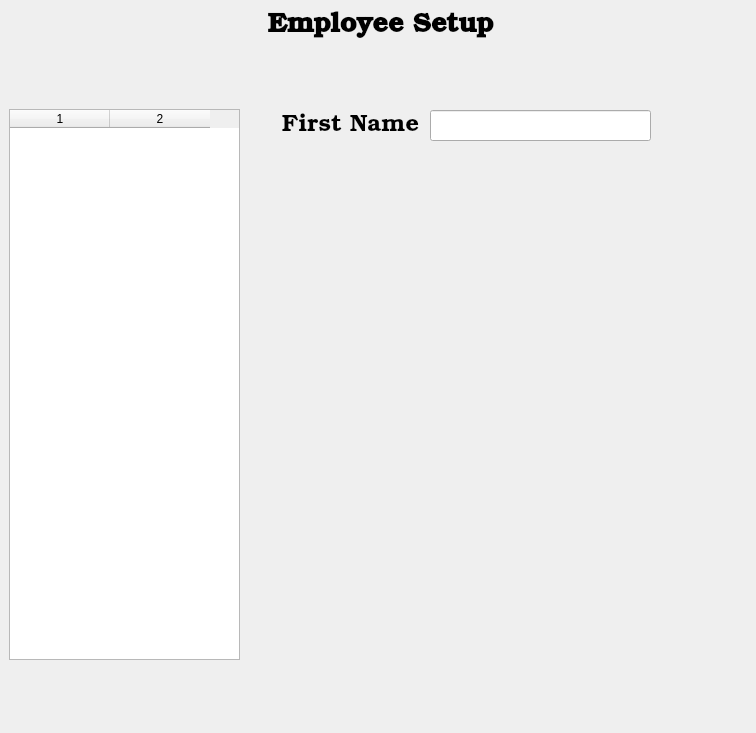
This is QTDesigner/employee_setup.ui in mudman266/pypos as Qt 5 draws it before an edit. The edited form follows.
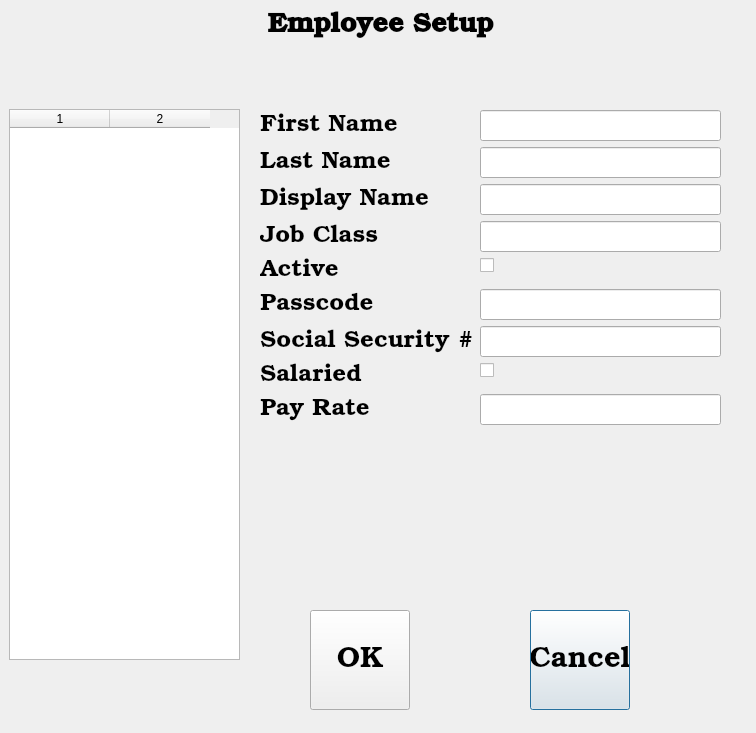
This is the edited form.

Commit message:
Adding employee setup functionality.
Now populates the rest of the employee information.

Patch:
```diff
--- a/QTDesigner/employee_setup.ui
+++ b/QTDesigner/employee_setup.ui
@@ -58,45 +58,364 @@
     <set>Qt::AlignCenter</set>
    </property>
   </widget>
-  <widget class="QLabel" name="lbl_fname">
+  <widget class="QWidget" name="formLayoutWidget">
    <property name="geometry">
     <rect>
-     <x>270</x>
+     <x>260</x>
      <y>110</y>
-     <width>161</width>
-     <height>31</height>
+     <width>461</width>
+     <height>411</height>
     </rect>
    </property>
+   <layout class="QFormLayout" name="formLayout">
+    <item row="0" column="0">
+     <widget class="QLabel" name="lbl_fname">
+      <property name="font">
+       <font>
+        <family>Bookman Old Style</family>
+        <pointsize>18</pointsize>
+        <weight>50</weight>
+        <bold>false</bold>
+       </font>
+      </property>
+      <property name="text">
+       <string>First Name</string>
+      </property>
+      <property name="alignment">
+       <set>Qt::AlignCenter</set>
+      </property>
+     </widget>
+    </item>
+    <item row="0" column="1">
+     <widget class="QLineEdit" name="txt_fname">
+      <property name="font">
+       <font>
+        <family>Bookman Old Style</family>
+        <pointsize>16</pointsize>
+       </font>
+      </property>
+     </widget>
+    </item>
+    <item row="1" column="0">
+     <widget class="QLabel" name="lbl_lname">
+      <property name="font">
+       <font>
+        <family>Bookman Old Style</family>
+        <pointsize>18</pointsize>
+        <weight>50</weight>
+        <bold>false</bold>
+       </font>
+      </property>
+      <property name="text">
+       <string>Last Name</string>
+      </property>
+      <property name="alignment">
+       <set>Qt::AlignCenter</set>
+      </property>
+     </widget>
+    </item>
+    <item row="1" column="1">
+     <widget class="QLineEdit" name="txt_lname">
+      <property name="font">
+       <font>
+        <family>Bookman Old Style</family>
+        <pointsize>16</pointsize>
+       </font>
+      </property>
+     </widget>
+    </item>
+    <item row="2" column="0">
+     <widget class="QLabel" name="lbl_disp_name">
+      <property name="font">
+       <font>
+        <family>Bookman Old Style</family>
+        <pointsize>18</pointsize>
+        <weight>50</weight>
+        <bold>false</bold>
+       </font>
+      </property>
+      <property name="text">
+       <string>Display Name</string>
+      </property>
+      <property name="alignment">
+       <set>Qt::AlignCenter</set>
+      </property>
+     </widget>
+    </item>
+    <item row="2" column="1">
+     <widget class="QLineEdit" name="txt_disp_name">
+      <property name="font">
+       <font>
+        <family>Bookman Old Style</family>
+        <pointsize>16</pointsize>
+       </font>
+      </property>
+     </widget>
+    </item>
+    <item row="3" column="0">
+     <widget class="QLabel" name="lbl_job_class">
+      <property name="font">
+       <font>
+        <family>Bookman Old Style</family>
+        <pointsize>18</pointsize>
+        <weight>50</weight>
+        <bold>false</bold>
+       </font>
+      </property>
+      <property name="text">
+       <string>Job Class</string>
+      </property>
+      <property name="alignment">
+       <set>Qt::AlignCenter</set>
+      </property>
+     </widget>
+    </item>
+    <item row="3" column="1">
+     <widget class="QLineEdit" name="txt_job_class">
+      <property name="font">
+       <font>
+        <family>Bookman Old Style</family>
+        <pointsize>16</pointsize>
+       </font>
+      </property>
+     </widget>
+    </item>
+    <item row="4" column="0">
+     <widget class="QLabel" name="lbl_active">
+      <property name="font">
+       <font>
+        <family>Bookman Old Style</family>
+        <pointsize>18</pointsize>
+        <weight>50</weight>
+        <bold>false</bold>
+       </font>
+      </property>
+      <property name="text">
+       <string>Active</string>
+      </property>
+      <property name="alignment">
+       <set>Qt::AlignCenter</set>
+      </property>
+     </widget>
+    </item>
+    <item row="4" column="1">
+     <widget class="QCheckBox" name="chk_active">
+      <property name="font">
+       <font>
+        <pointsize>14</pointsize>
+       </font>
+      </property>
+      <property name="text">
+       <string/>
+      </property>
+     </widget>
+    </item>
+    <item row="5" column="0">
+     <widget class="QLabel" name="lbl_pass_code">
+      <property name="font">
+       <font>
+        <family>Bookman Old Style</family>
+        <pointsize>18</pointsize>
+        <weight>50</weight>
+        <bold>false</bold>
+       </font>
+      </property>
+      <property name="text">
+       <string>Passcode</string>
+      </property>
+      <property name="alignment">
+       <set>Qt::AlignCenter</set>
+      </property>
+     </widget>
+    </item>
+    <item row="5" column="1">
+     <widget class="QLineEdit" name="txt_passcode">
+      <property name="font">
+       <font>
+        <family>Bookman Old Style</family>
+        <pointsize>16</pointsize>
+       </font>
+      </property>
+      <property name="echoMode">
+       <enum>QLineEdit::Password</enum>
+      </property>
+     </widget>
+    </item>
+    <item row="6" column="0">
+     <widget class="QLabel" name="lbl_social">
+      <property name="font">
+       <font>
+        <family>Bookman Old Style</family>
+        <pointsize>18</pointsize>
+        <weight>50</weight>
+        <bold>false</bold>
+       </font>
+      </property>
+      <property name="text">
+       <string>Social Security #</string>
+      </property>
+      <property name="alignment">
+       <set>Qt::AlignCenter</set>
+      </property>
+     </widget>
+    </item>
+    <item row="6" column="1">
+     <widget class="QLineEdit" name="txt_social">
+      <property name="font">
+       <font>
+        <family>Bookman Old Style</family>
+        <pointsize>16</pointsize>
+       </font>
+      </property>
+     </widget>
+    </item>
+    <item row="7" column="0">
+     <widget class="QLabel" name="lbl_salaried">
+      <property name="font">
+       <font>
+        <family>Bookman Old Style</family>
+        <pointsize>18</pointsize>
+        <weight>50</weight>
+        <bold>false</bold>
+       </font>
+      </property>
+      <property name="text">
+       <string>Salaried</string>
+      </property>
+      <property name="alignment">
+       <set>Qt::AlignCenter</set>
+      </property>
+     </widget>
+    </item>
+    <item row="7" column="1">
+     <widget class="QCheckBox" name="chk_salaried">
+      <property name="font">
+       <font>
+        <pointsize>14</pointsize>
+       </font>
+      </property>
+      <property name="text">
+       <string/>
+      </property>
+     </widget>
+    </item>
+    <item row="8" column="0">
+     <widget class="QLabel" name="lbl_pay_rate">
+      <property name="font">
+       <font>
+        <family>Bookman Old Style</family>
+        <pointsize>18</pointsize>
+        <weight>50</weight>
+        <bold>false</bold>
+       </font>
+      </property>
+      <property name="text">
+       <string>Pay Rate</string>
+      </property>
+      <property name="alignment">
+       <set>Qt::AlignCenter</set>
+      </property>
+     </widget>
+    </item>
+    <item row="8" column="1">
+     <widget class="QLineEdit" name="txt_pay_rate">
+      <property name="font">
+       <font>
+        <family>Bookman Old Style</family>
+        <pointsize>16</pointsize>
+       </font>
+      </property>
+     </widget>
+    </item>
+   </layout>
+  </widget>
+  <widget class="QPushButton" name="btn_cancel">
+   <property name="geometry">
+    <rect>
+     <x>530</x>
+     <y>610</y>
+     <width>100</width>
+     <height>100</height>
+    </rect>
+   </property>
+   <property name="sizePolicy">
+    <sizepolicy hsizetype="Preferred" vsizetype="Preferred">
+     <horstretch>0</horstretch>
+     <verstretch>20</verstretch>
+    </sizepolicy>
+   </property>
+   <property name="minimumSize">
+    <size>
+     <width>100</width>
+     <height>100</height>
+    </size>
+   </property>
+   <property name="maximumSize">
+    <size>
+     <width>100</width>
+     <height>100</height>
+    </size>
+   </property>
+   <property name="baseSize">
+    <size>
+     <width>12</width>
+     <height>2</height>
+    </size>
+   </property>
    <property name="font">
     <font>
      <family>Bookman Old Style</family>
-     <pointsize>18</pointsize>
-     <weight>50</weight>
-     <bold>false</bold>
+     <pointsize>22</pointsize>
+     <stylestrategy>PreferAntialias</stylestrategy>
     </font>
    </property>
    <property name="text">
-    <string>First Name</string>
+    <string>Cancel</string>
    </property>
-   <property name="alignment">
-    <set>Qt::AlignCenter</set>
-   </property>
   </widget>
-  <widget class="QLineEdit" name="txt_fname">
+  <widget class="QPushButton" name="btn_ok">
    <property name="geometry">
     <rect>
-     <x>430</x>
-     <y>110</y>
-     <width>221</width>
-     <height>31</height>
+     <x>310</x>
+     <y>610</y>
+     <width>100</width>
+     <height>100</height>
     </rect>
    </property>
+   <property name="sizePolicy">
+    <sizepolicy hsizetype="Preferred" vsizetype="Preferred">
+     <horstretch>0</horstretch>
+     <verstretch>20</verstretch>
+    </sizepolicy>
+   </property>
+   <property name="minimumSize">
+    <size>
+     <width>100</width>
+     <height>100</height>
+    </size>
+   </property>
+   <property name="maximumSize">
+    <size>
+     <width>100</width>
+     <height>100</height>
+    </size>
+   </property>
+   <property name="baseSize">
+    <size>
+     <width>12</width>
+     <height>2</height>
+    </size>
+   </property>
    <property name="font">
     <font>
      <family>Bookman Old Style</family>
-     <pointsize>16</pointsize>
+     <pointsize>22</pointsize>
+     <stylestrategy>PreferAntialias</stylestrategy>
     </font>
    </property>
+   <property name="text">
+    <string>OK</string>
+   </property>
   </widget>
  </widget>
  <resources/>
```
The commit also changes 2 other files.
